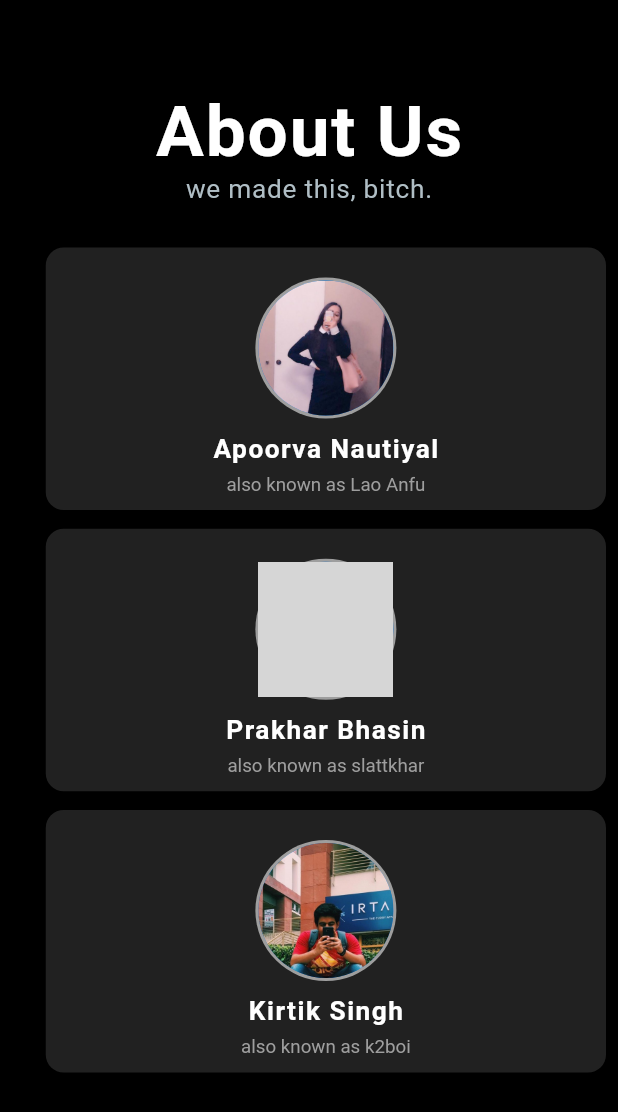
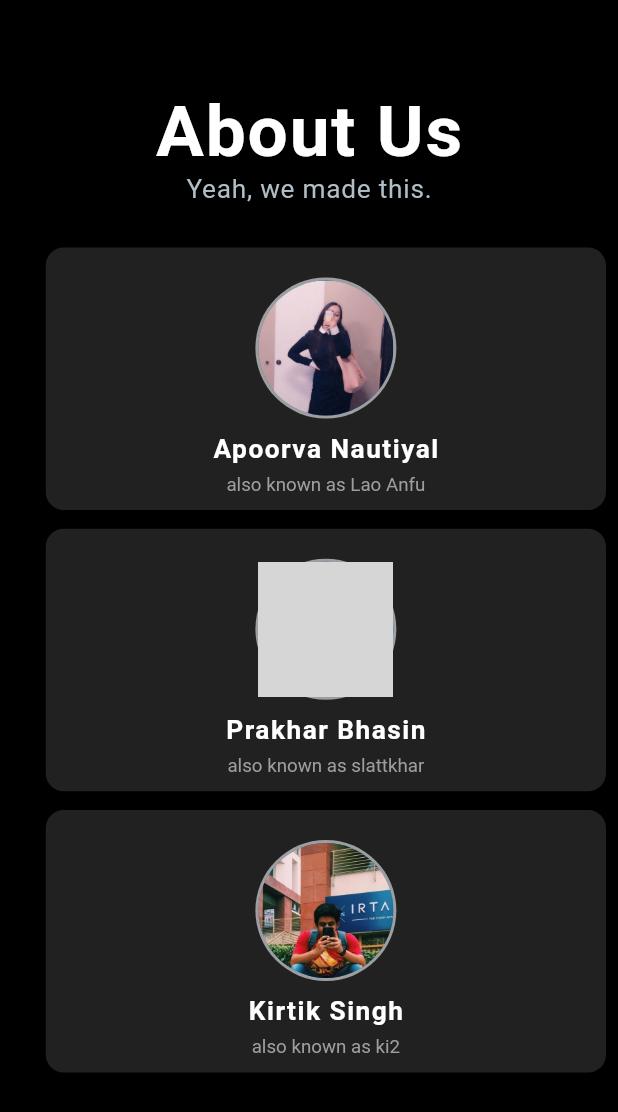
Before and after one commit to prakharbhasin/CloudTunes, a Flutter app: the AboutUs screen opened directly, on a phone screen of 412 x 824 dp. Shown: the top 1112 px of the screen. Run offline on Flutter 3.47's test engine with Material 2 defaults, Android fonts, the phone set to English and light mode, and no system bars; our stand-ins replace curved_navigation_bar, firebase_auth, firebase_core, flutter_secure_storage, google_sign_in, just_audio and 1 more; missing offline and left inert: audio_session, googleapis, scrobblenaut; accounts and stored records are empty; grey boxes are pictures that could not be loaded.

Commit message:
Fixed primary colors and About us

```diff
--- a/Front-End/myapp/lib/main.dart
+++ b/Front-End/myapp/lib/main.dart
@@ -320,7 +320,7 @@ class _RandomWordsState extends State<RandomWords> {
                       color: Color(0xffff0055),
                       onPressed: () {
                         // _listGoogleDriveFiles().then((value) {
-                        Timer(Duration(seconds: 6), () {
+                        Timer(Duration(seconds: 0), () {
                           Navigator.push(
                             context,
                             MaterialPageRoute(builder: (context) => Songs()),
--- a/Front-End/myapp/lib/screens/NowplayingMain.dart
+++ b/Front-End/myapp/lib/screens/NowplayingMain.dart
@@ -440,6 +440,8 @@ class _SeekBarState extends State<SeekBar> {
     return Stack(
       children: [
         Slider(
+          activeColor: Color(0xffff0055),
+          inactiveColor: Colors.pink[200],
           min: 0.0,
           max: widget.duration.inMilliseconds.toDouble(),
           value: min(_dragValue ?? widget.position.inMilliseconds.toDouble(),
--- a/Front-End/myapp/lib/screens/aboutScreen.dart
+++ b/Front-End/myapp/lib/screens/aboutScreen.dart
@@ -5,7 +5,7 @@ final nameList = ["Apoorva Nautiyal", "Prakhar Bhasin", "Kirtik Singh"];
 final bioList = [
   "also known as Lao Anfu",
   "also known as slattkhar",
-  "also known as k2boi"
+  "also known as ki2"
 ];
 final imageList = [
   'assets/Appu.png',
@@ -34,7 +34,7 @@ class AboutUs extends StatelessWidget {
                 Padding(
                     padding: EdgeInsets.fromLTRB(0, 0, 0, 20),
                     child: Text(
-                      "we made this, bitch.",
+                      "Yeah, we made this.",
                       style: TextStyle(
                           color: Colors.blueGrey[200],
                           fontSize: 17.5,
```
